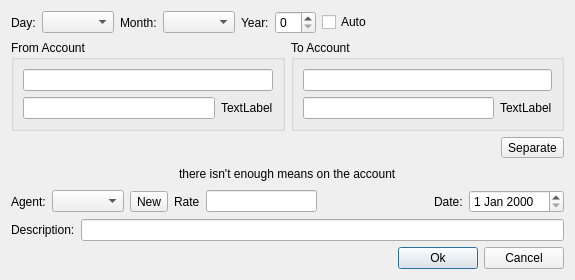
Qt form editoperation.ui (sergey196510/mycash) before a commit.
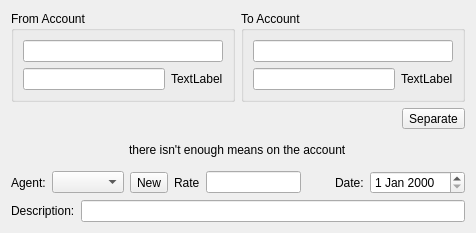
The same form after that commit. Custom widgets are drawn as their Qt base class.

The edit to the form file:
```diff
--- a/editoperation.ui
+++ b/editoperation.ui
@@ -1,73 +1,19 @@
 <?xml version="1.0" encoding="UTF-8"?>
 <ui version="4.0">
  <class>EditOperation</class>
- <widget class="QDialog" name="EditOperation">
+ <widget class="QWidget" name="EditOperation">
   <property name="geometry">
    <rect>
     <x>0</x>
     <y>0</y>
-    <width>575</width>
-    <height>276</height>
+    <width>476</width>
+    <height>233</height>
    </rect>
   </property>
   <property name="windowTitle">
    <string>Operation</string>
   </property>
   <layout class="QVBoxLayout" name="verticalLayout_4">
-   <item>
-    <layout class="QHBoxLayout" name="horizontalLayout_5">
-     <item>
-      <widget class="QLabel" name="label">
-       <property name="text">
-        <string>Day:</string>
-       </property>
-      </widget>
-     </item>
-     <item>
-      <widget class="QComboBox" name="dayBox"/>
-     </item>
-     <item>
-      <widget class="QLabel" name="label_2">
-       <property name="text">
-        <string>Month:</string>
-       </property>
-      </widget>
-     </item>
-     <item>
-      <widget class="QComboBox" name="monBox"/>
-     </item>
-     <item>
-      <widget class="QLabel" name="label_3">
-       <property name="text">
-        <string>Year:</string>
-       </property>
-      </widget>
-     </item>
-     <item>
-      <widget class="QSpinBox" name="yearBox"/>
-     </item>
-     <item>
-      <widget class="QCheckBox" name="autoBox">
-       <property name="text">
-        <string>Auto</string>
-       </property>
-      </widget>
-     </item>
-     <item>
-      <spacer name="horizontalSpacer_3">
-       <property name="orientation">
-        <enum>Qt::Horizontal</enum>
-       </property>
-       <property name="sizeHint" stdset="0">
-        <size>
-         <width>40</width>
-         <height>20</height>
-        </size>
-       </property>
-      </spacer>
-     </item>
-    </layout>
-   </item>
    <item>
     <layout class="QGridLayout" name="gridLayout_5">
      <item row="0" column="1">
@@ -267,50 +213,9 @@
      </item>
     </layout>
    </item>
-   <item>
-    <layout class="QHBoxLayout" name="horizontalLayout">
-     <item>
-      <spacer name="horizontalSpacer">
-       <property name="orientation">
-        <enum>Qt::Horizontal</enum>
-       </property>
-       <property name="sizeHint" stdset="0">
-        <size>
-         <width>40</width>
-         <height>20</height>
-        </size>
-       </property>
-      </spacer>
-     </item>
-     <item>
-      <widget class="OkPushButton" name="okButton">
-       <property name="text">
-        <string>Ok</string>
-       </property>
-      </widget>
-     </item>
-     <item>
-      <widget class="CancelPushButton" name="cancelButton">
-       <property name="text">
-        <string>Cancel</string>
-       </property>
-      </widget>
-     </item>
-    </layout>
-   </item>
   </layout>
  </widget>
  <customwidgets>
-  <customwidget>
-   <class>OkPushButton</class>
-   <extends>QPushButton</extends>
-   <header location="global">widgets/okpushbutton.h</header>
-  </customwidget>
-  <customwidget>
-   <class>CancelPushButton</class>
-   <extends>QPushButton</extends>
-   <header location="global">widgets/cancelpushbutton.h</header>
-  </customwidget>
   <customwidget>
    <class>AccountOper2</class>
    <extends>QLineEdit</extends>
```
Left out of the diff: 5 changed lines with no effect on the pictures.
